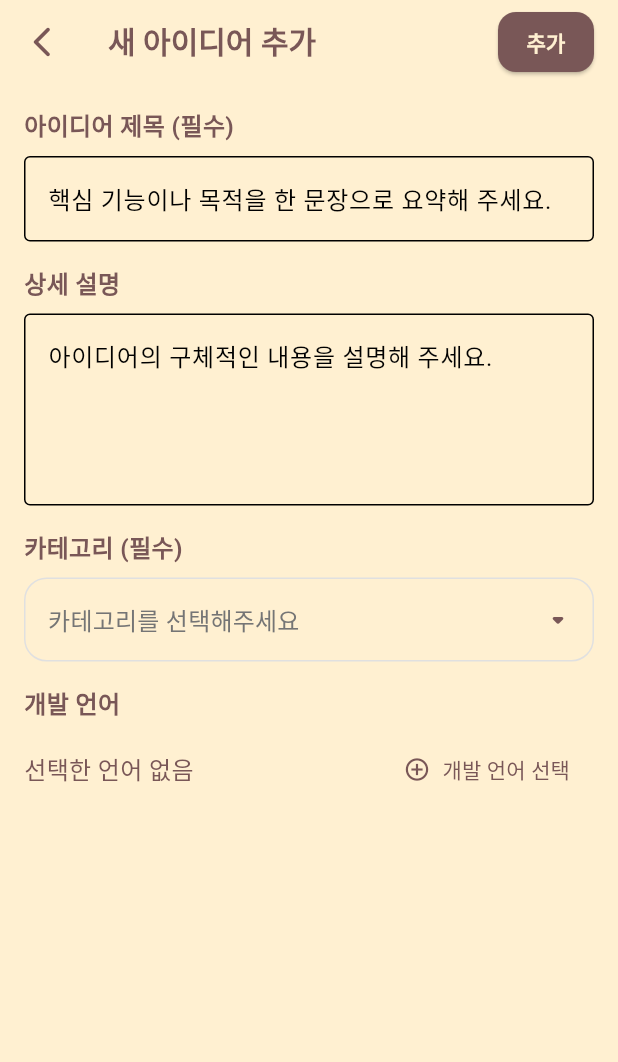
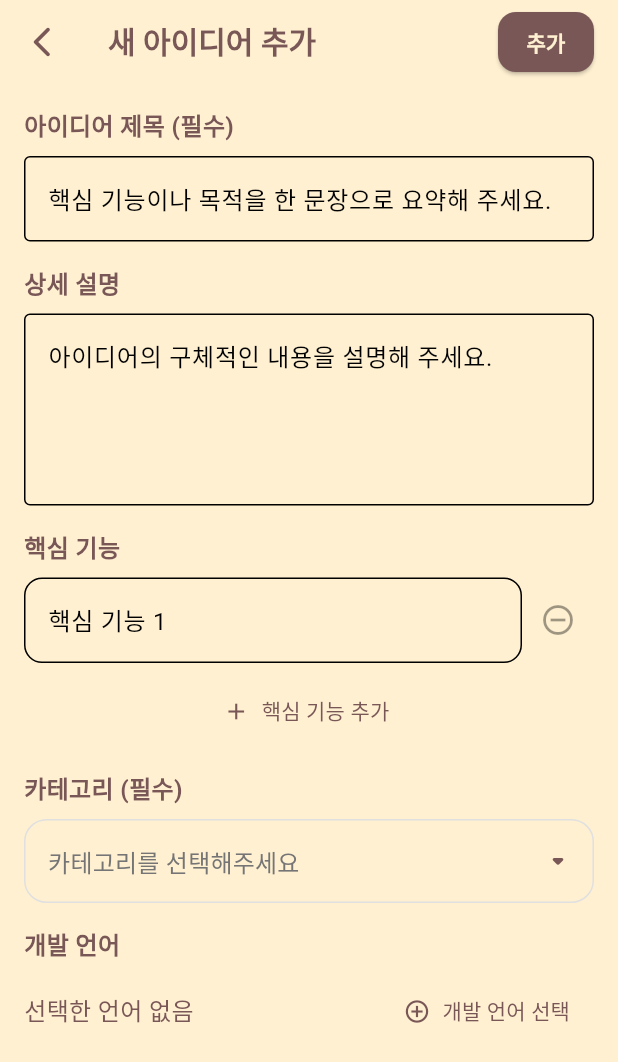
Before and after one commit to roypower6/Wayhow, a Flutter app: the AddIdeaScreen screen opened directly, on a phone screen of 412 x 824 dp. Shown: the top 1062 px of the screen. Run offline on Flutter 3.47's test engine with Material 3 defaults, Android fonts, the light colour scheme and no system bars; our stand-ins replace get, shared_preferences, unicons; missing offline and left inert: dev_icons; accounts and stored records are empty.

Commit message:
2024-12-11 update

```diff
--- a/lib/models/idea_model.dart
+++ b/lib/models/idea_model.dart
@@ -6,6 +6,7 @@ class IdeaModel {
   final List<String> tags;
   final bool isFavorite;
   final List<String> icons;
+  final List<String> coreFeatures;
 
   IdeaModel({
     required this.id,
@@ -15,6 +16,7 @@ class IdeaModel {
     this.tags = const [],
     this.isFavorite = false,
     this.icons = const [],
+    required this.coreFeatures,
   });
 
   // Create a copy of the idea with optional modifications
@@ -26,6 +28,7 @@ class IdeaModel {
     List<String>? tags,
     bool? isFavorite,
     List<String>? icons,
+    List<String>? coreFeatures,
   }) {
     return IdeaModel(
       id: id ?? this.id,
@@ -35,6 +38,7 @@ class IdeaModel {
       tags: tags ?? this.tags,
       isFavorite: isFavorite ?? this.isFavorite,
       icons: icons ?? this.icons,
+      coreFeatures: coreFeatures ?? this.coreFeatures,
     );
   }
 
@@ -48,6 +52,7 @@ class IdeaModel {
       'tags': tags,
       'isFavorite': isFavorite,
       'icons': icons,
+      'coreFeatures': coreFeatures,
     };
   }
 
@@ -61,6 +66,7 @@ class IdeaModel {
       tags: List<String>.from(json['tags'] ?? []),
       isFavorite: json['isFavorite'] ?? false,
       icons: List<String>.from(json['icons'] ?? []),
+      coreFeatures: List<String>.from(json['coreFeatures'] ?? []),
     );
   }
 }
--- a/lib/screens/add_idea_screen.dart
+++ b/lib/screens/add_idea_screen.dart
@@ -2,6 +2,7 @@ import 'package:flutter/material.dart';
 import 'package:get/get.dart';
 import 'package:wayhow/controllers/ideas_controller.dart';
 import 'package:wayhow/models/idea_model.dart';
+import 'package:wayhow/widgets/add_idea_screen_widget/core_features.dart';
 import 'package:wayhow/widgets/add_idea_screen_widget/dev_icon_picker.dart';
 import 'package:wayhow/widgets/add_idea_screen_widget/idea_description.dart';
 import 'package:wayhow/widgets/add_idea_screen_widget/section_title.dart';
@@ -22,6 +23,7 @@ class AddIdeaScreenState extends State<AddIdeaScreen> {
   late TextEditingController descriptionController;
   String selectedCategory = '';
   List<String> selectedDevIcons = [];
+  List<String> coreFeatures = [];
 
   final List<String> predefinedCategories =
       predefined_categories.predefinedCategories;
@@ -36,6 +38,7 @@ class AddIdeaScreenState extends State<AddIdeaScreen> {
     );
     selectedCategory = widget.initialIdea?.category ?? '';
     selectedDevIcons = widget.initialIdea?.icons ?? [];
+    coreFeatures = widget.initialIdea?.coreFeatures ?? [];
   }
 
   void _saveIdea() {
@@ -52,6 +55,8 @@ class AddIdeaScreenState extends State<AddIdeaScreen> {
       category: selectedCategory,
       isFavorite: widget.initialIdea?.isFavorite ?? false,
       icons: selectedDevIcons,
+      coreFeatures:
+          coreFeatures.where((feature) => feature.trim().isNotEmpty).toList(),
     );
 
     if (widget.initialIdea == null) {
@@ -147,6 +152,16 @@ class AddIdeaScreenState extends State<AddIdeaScreen> {
                 maxLines: 4,
               ),
               const SizedBox(height: 16),
+              const SectionTitle(title: '핵심 기능'),
+              CoreFeaturesInput(
+                features: coreFeatures,
+                onFeaturesChanged: (features) {
+                  setState(() {
+                    coreFeatures = features;
+                  });
+                },
+              ),
+              const SizedBox(height: 16),
               const SectionTitle(title: '카테고리 (필수)'),
               CategoryDropdown(
                 selectedCategory:
--- a/lib/screens/app_info_screen.dart
+++ b/lib/screens/app_info_screen.dart
@@ -1,4 +1,4 @@
-import 'package:eva_icons_flutter/eva_icons_flutter.dart';
+import 'package:dev_icons/dev_icons.dart';
 import 'package:flutter/material.dart';
 import 'package:unicons/unicons.dart';
 
@@ -43,7 +43,7 @@ class AppInfoScreen extends StatelessWidget {
             const SizedBox(height: 8),
             const Row(
               children: [
-                Icon(EvaIcons.code),
+                Icon(DevIcons.flutterPlain),
                 SizedBox(
                   width: 10,
                 ),
--- /dev/null
+++ b/lib/widgets/add_idea_screen_widget/core_features.dart
@@ -0,0 +1,101 @@
+import 'package:flutter/material.dart';
+
+class CoreFeaturesInput extends StatefulWidget {
+  final List<String> features;
+  final Function(List<String>) onFeaturesChanged;
+
+  const CoreFeaturesInput({
+    super.key,
+    required this.features,
+    required this.onFeaturesChanged,
+  });
+
+  @override
+  CoreFeaturesInputState createState() => CoreFeaturesInputState();
+}
+
+class CoreFeaturesInputState extends State<CoreFeaturesInput> {
+  late List<TextEditingController> _controllers;
+
+  @override
+  void initState() {
+    super.initState();
+    _controllers = widget.features.isEmpty
+        ? [TextEditingController()]
+        : widget.features
+            .map((feature) => TextEditingController(text: feature))
+            .toList();
+  }
+
+  @override
+  void dispose() {
+    for (var controller in _controllers) {
+      controller.dispose();
+    }
+    super.dispose();
+  }
+
+  void _addNewFeature() {
+    setState(() {
+      _controllers.add(TextEditingController());
+    });
+    _updateFeatures();
+  }
+
+  void _removeFeature(int index) {
+    setState(() {
+      _controllers[index].dispose();
+      _controllers.removeAt(index);
+    });
+    _updateFeatures();
+  }
+
+  void _updateFeatures() {
+    widget.onFeaturesChanged(
+      _controllers.map((controller) => controller.text).toList(),
+    );
+  }
+
+  @override
+  Widget build(BuildContext context) {
+    return Column(
+      children: [
+        ..._controllers.asMap().entries.map((entry) {
+          int idx = entry.key;
+          TextEditingController controller = entry.value;
+          return Padding(
+            padding: const EdgeInsets.only(bottom: 8.0),
+            child: Row(
+              children: [
+                Expanded(
+                  child: TextField(
+                    controller: controller,
+                    decoration: InputDecoration(
+                      hintText: '핵심 기능 ${idx + 1}',
+                      border: OutlineInputBorder(
+                        borderRadius: BorderRadius.circular(12),
+                      ),
+                    ),
+                    onChanged: (_) => _updateFeatures(),
+                  ),
+                ),
+                IconButton(
+                  icon: const Icon(Icons.remove_circle_outline),
+                  onPressed: _controllers.length > 1
+                      ? () => _removeFeature(idx)
+                      : null,
+                  color: Theme.of(context).colorScheme.error,
+                ),
+              ],
+            ),
+          );
+        }),
+        TextButton.icon(
+          icon: const Icon(Icons.add),
+          label: const Text('핵심 기능 추가'),
+          onPressed: _addNewFeature,
+        ),
+      ],
+    );
+  }
+}
--- a/lib/widgets/left_drawer.dart
+++ b/lib/widgets/left_drawer.dart
@@ -62,7 +62,7 @@ class LeftDrawerWidget extends StatelessWidget {
                       ),
                     ),
                     Text(
-                      'v1.0.4',
+                      'v1.0.5',
                       style: TextStyle(
                         color: Theme.of(context).scaffoldBackgroundColor,
                         fontSize: 16,
--- a/pubspec.yaml
+++ b/pubspec.yaml
@@ -16,7 +16,6 @@ dependencies:
   dev_icons: 1.0.0
   cupertino_icons: ^1.0.6
   unicons: ^3.0.0
-  eva_icons_flutter: ^3.1.0
 
 dev_dependencies:
   flutter_test:
```
Also changed, not shown: lib/controllers/filter_controller.dart (added, +18 -0 lines), lib/screens/home_screen.dart (+55 -19 lines), lib/widgets/home_widget/filter_bottom_sheet.dart (added, +110 -0 lines), lib/widgets/home_widget/idea_card.dart (renamed from lib/widgets/idea_card.dart, +45 -1 lines).
